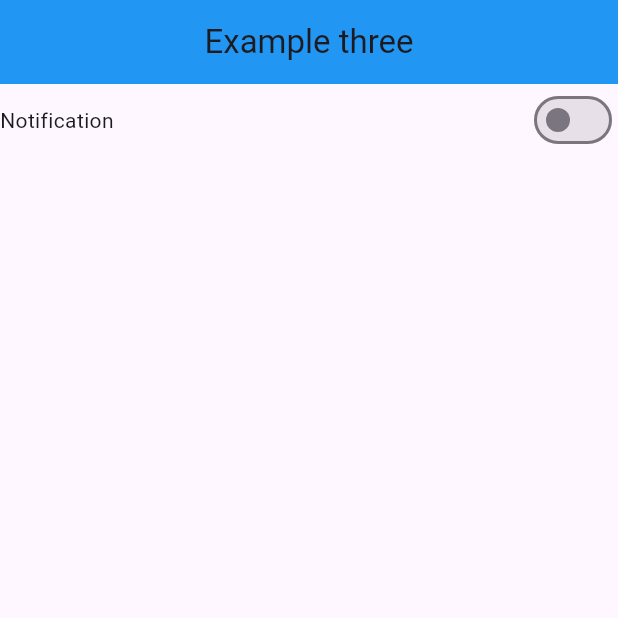
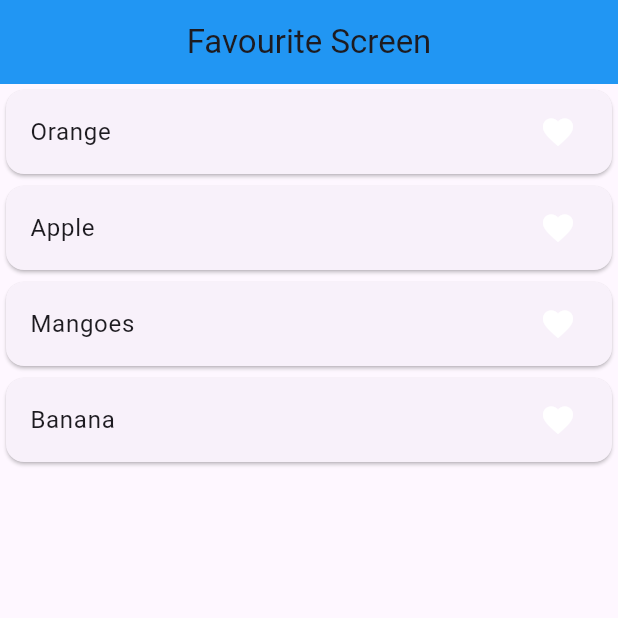
Before and after one commit to Qamar80/getx-state-management-yt, a Flutter app: the screen it shows after launch, on a phone screen of 412 x 824 dp, the top half of it. Run offline on Flutter 3.47's test engine with Material 3 defaults, Android fonts, the phone set to English and light mode, and no system bars; our stand-ins replace get.

Commit message:
add the Favourite example with Getx

```diff
--- /dev/null
+++ b/lib/favourite_controller.dart
@@ -0,0 +1,21 @@
+
+
+
+
+import 'package:get/get.dart';
+
+class FavouriteController extends GetxController{
+
+
+  RxList<String> fruitList=['Orange','Apple','Mangoes','Banana'].obs;
+  RxList<dynamic> tempFruitList=[].obs;
+
+
+  addToFavourite(String value){
+    tempFruitList.add(value);
+  }
+  removeFromFavourite(String value){
+    tempFruitList.remove(value);
+  }
+
+}
--- /dev/null
+++ b/lib/favourite_screen.dart
@@ -0,0 +1,49 @@
+import 'package:flutter/material.dart';
+import 'package:get/get.dart';
+import 'package:get/get_core/src/get_main.dart';
+import 'package:getx_state_management/favourite_controller.dart';
+
+class FavouriteScreen extends StatefulWidget {
+  const FavouriteScreen({super.key});
+
+  @override
+  State<FavouriteScreen> createState() => _FavouriteScreenState();
+}
+
+class _FavouriteScreenState extends State<FavouriteScreen> {
+
+  FavouriteController favouriteController=Get.put(FavouriteController());
+
+
+
+
+  @override
+  Widget build(BuildContext context) {
+    return Scaffold(
+      appBar: AppBar(
+        title: const Text('Favourite Screen'),
+        centerTitle: true,
+        backgroundColor: Colors.blue,
+      ),
+      body: ListView.builder(
+      itemCount: favouriteController.fruitList.length,
+          itemBuilder: (context,index){
+        return Card(
+          child: ListTile(
+            onTap: (){
+              if(favouriteController.tempFruitList.contains(favouriteController.fruitList[index].toString())){
+                favouriteController.removeFromFavourite(favouriteController.fruitList[index].toString());
+              }else{
+                favouriteController.addToFavourite(favouriteController.fruitList[index].toString());
+              }
+
+            },
+            title: Text(favouriteController.fruitList[index].toString()),
+            trailing: Obx(()=>Icon(Icons.favorite,
+              color: favouriteController. tempFruitList.contains(favouriteController.fruitList[index].toString()) ? Colors.red  : Colors.white,),)
+          ),
+        );
+      }),
+    );
+  }
+}
--- a/lib/main.dart
+++ b/lib/main.dart
@@ -1,6 +1,7 @@
 import 'package:flutter/material.dart';
 import 'package:getx_state_management/example_three_screen.dart';
 import 'package:getx_state_management/example_two_screen.dart';
+import 'package:getx_state_management/favourite_screen.dart';
 import 'package:getx_state_management/home_screen.dart';
 
 void main() {
@@ -22,7 +23,8 @@ class MyApp extends StatelessWidget {
       ),
      // home: HomeScreen(),
      // home: ExampleTwoScreen(),
-      home: ExampleThreeScreen(),
+     // home: ExampleThreeScreen(),
+      home: FavouriteScreen(),
     );
   }
 }
```
